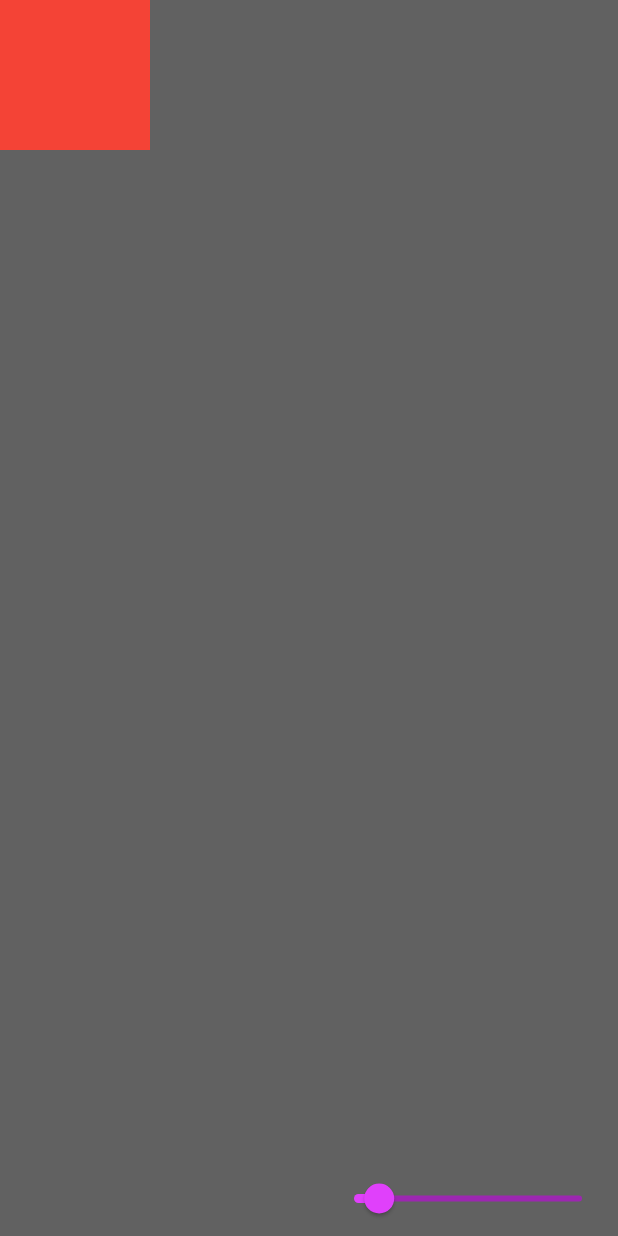
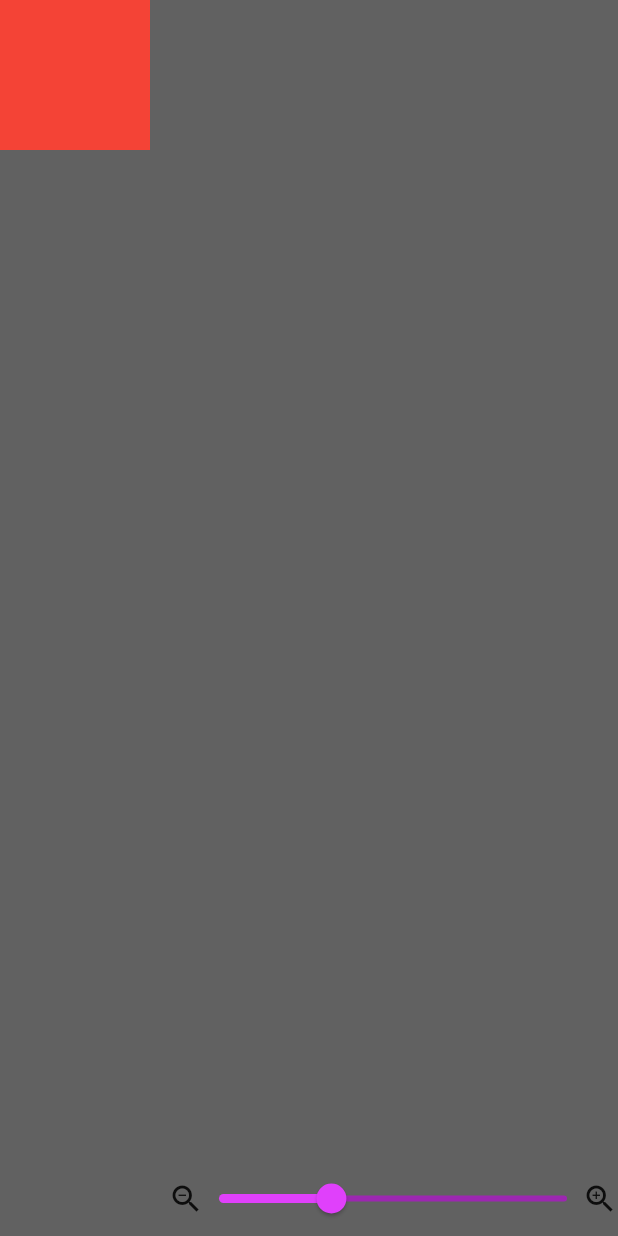
Before and after one commit to JustBrenkman/bidirectional_view, a Flutter app: the screen it shows after launch, on a phone screen of 412 x 824 dp. Run offline on Flutter 3.47's test engine with Material 2 defaults, Android fonts, the phone set to English and light mode, and no system bars; missing offline and left inert: matrix_gesture_detector.

Commit message:
cleanup and new scale max

```diff
--- a/lib/bidirectional_view.dart
+++ b/lib/bidirectional_view.dart
@@ -100,9 +100,7 @@ class _BiDirectionalViewState extends State<BiDirectionalView> {
             },
             child: GestureDetector(
               onDoubleTap: () {
-                setState(() {
-                  _updateMatrixScale(scale + 0.1);
-                });
+                setState(() => _updateMatrixScale(scale + 0.1));
               },
               child: Container(
                 width: double.infinity,
@@ -122,22 +120,38 @@ class _BiDirectionalViewState extends State<BiDirectionalView> {
           Align(
               alignment: Alignment.bottomRight,
               child: Container(
-                width: 200,
+                width: 300,
                 height: 50,
+                // color: Color.fromRGBO(200, 200, 200, 0.5),
                 child: Center(
+                  child: Stack(
+                    // mainAxisAlignment: MainAxisAlignment.center,
+                    children: <Widget>[
+                      Align(
+                          alignment: Alignment.centerLeft,
+                          child: Icon(Icons.zoom_out)),
+                      Align(
+                        alignment: Alignment.center,
+                        child: Padding(
+                          padding: const EdgeInsets.all(10.0),
                           child: Slider(
                             inactiveColor: Colors.purple,
                             activeColor: Colors.purpleAccent,
                             value: scale,
                             min: 0.05,
-                    max: 10,
+                            max: 3.0,
                             divisions: 50,
                             label: scale.toStringAsFixed(2),
                             onChanged: (double value) {
-                      setState(() {
-                        _updateMatrixScale(value);
-                      });
+                              setState(() => _updateMatrixScale(value));
                             },
+                          ),
+                        ),
+                      ),
+                      Align(
+                          alignment: Alignment.centerRight,
+                          child: Icon(Icons.zoom_in)),
+                    ],
                   ),
                 ),
               )),
```
Lines whose indentation alone changed are shown as unchanged.
